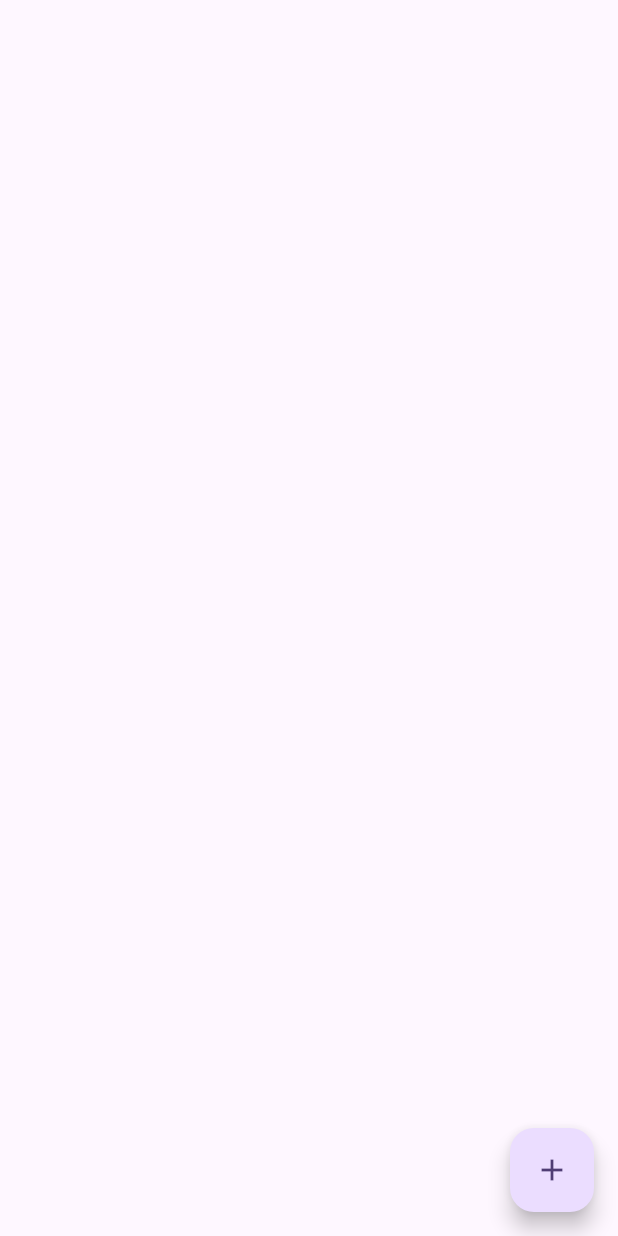
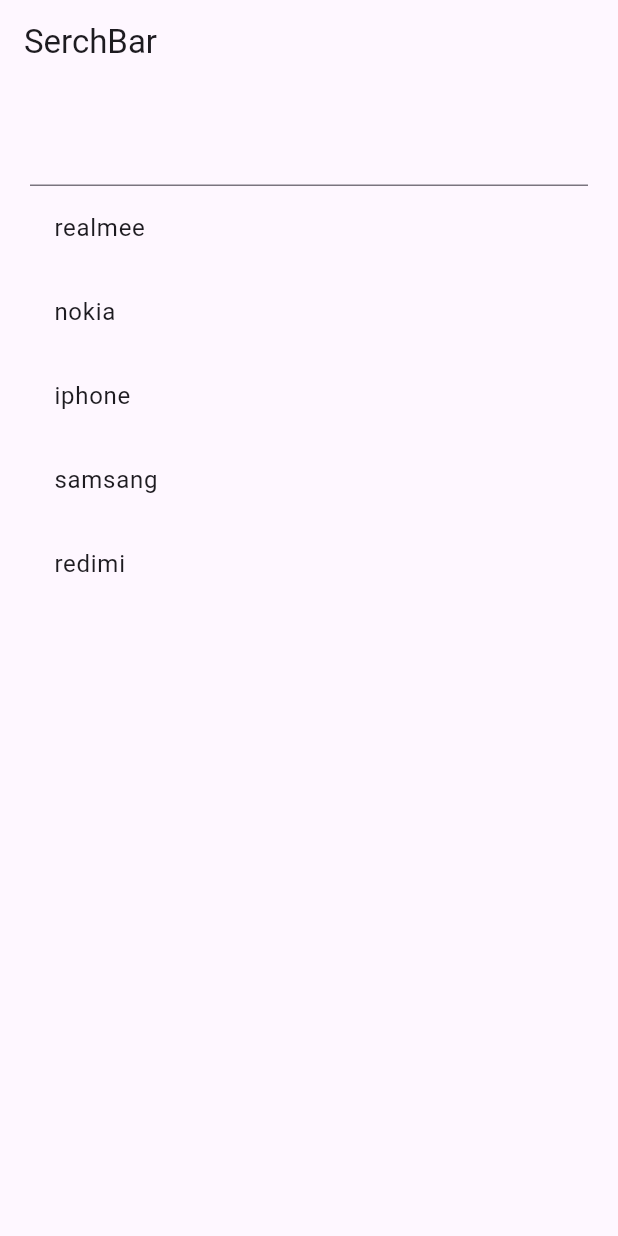
Before and after one commit to vishalsawantt/flutter_bloc_lab, a Flutter app: the screen it shows after launch, on a phone screen of 412 x 824 dp. Run offline on Flutter 3.47's test engine with Material 3 defaults, Android fonts, the phone set to English and light mode, and no system bars; our stand-ins replace cloud_firestore, dio, equatable, firebase_core, firebase_messaging, flutter_bloc and 2 more; accounts and stored records are empty.

Commit message:
Serchbar screen add

```diff
--- a/lib/main.dart
+++ b/lib/main.dart
@@ -14,6 +14,7 @@
 import 'package:flutter_bloc_lab/firebase_options.dart';
 import 'package:flutter_bloc_lab/ui-practices/counterscreen.dart';
 import 'package:flutter_bloc_lab/ui-practices/loginscreen.dart';
+import 'package:flutter_bloc_lab/ui-practices/serchbar.dart';
 import 'package:flutter_bloc_lab/ui-practices/todolistcrud.dart';
 import 'package:flutter_bloc_lab/ui-practices/todolisttwo.dart';
 
@@ -123,7 +124,7 @@
             seedColor: Colors.deepPurple,
           ),
         ),
-        home: const ToDoList(),
+        home: const Serchbar(),
       ),
     );
   }
--- /dev/null
+++ b/lib/ui-practices/serchbar.dart
@@ -0,0 +1,57 @@
+import 'package:flutter/material.dart';
+
+class Serchbar extends StatefulWidget {
+  const Serchbar({super.key});
+
+  @override
+  State<Serchbar> createState() => _SerchbarState();
+}
+
+class _SerchbarState extends State<Serchbar> {
+  List<String> mobiles = ["realmee", "nokia", "iphone", "samsang", "redimi"];
+  final inputController = TextEditingController();
+  List<String> filterdList = [];
+
+  @override
+  void initState() {
+    filterdList = mobiles;
+    super.initState();
+  }
+
+  @override
+  Widget build(BuildContext context) {
+    return Scaffold(
+      appBar: AppBar(title: Text('SerchBar')),
+      body: Padding(
+        padding: const EdgeInsets.all(20),
+        child: Column(
+          children: [
+            TextField(
+              controller: inputController,
+              onChanged: (value) =>
+              setState(() {
+                filterdList = mobiles.where((item)=>item.toLowerCase().contains(value.toLowerCase())).toList();
+              }),
+            ),
+
+            Expanded(
+              child:
+                ListView.builder(
+                  itemCount: filterdList.length,
+                  itemBuilder: (context, index) {
+                    return ListTile(
+                      title: Text(filterdList[index]),
+                    );
+                  }),
+         ) ],
+        ),
+      ),
+    );
+  }
+
+  @override
+  void dispose() {
+    inputController.dispose();
+    super.dispose();
+  }
+}
--- a/lib/ui-practices/todolisttwo.dart
+++ b/lib/ui-practices/todolisttwo.dart
@@ -61,6 +61,7 @@
 
       floatingActionButton: FloatingActionButton(
         onPressed: () {
+          noteController.clear();
           showDialog(
             context: context,
             builder: (context) {
@@ -84,4 +85,10 @@
       }, child: Icon(Icons.add)),
     );
   }
+
+  @override
+  void dispose() {
+    noteController.dispose();
+    super.dispose();
+  }
 }
```
